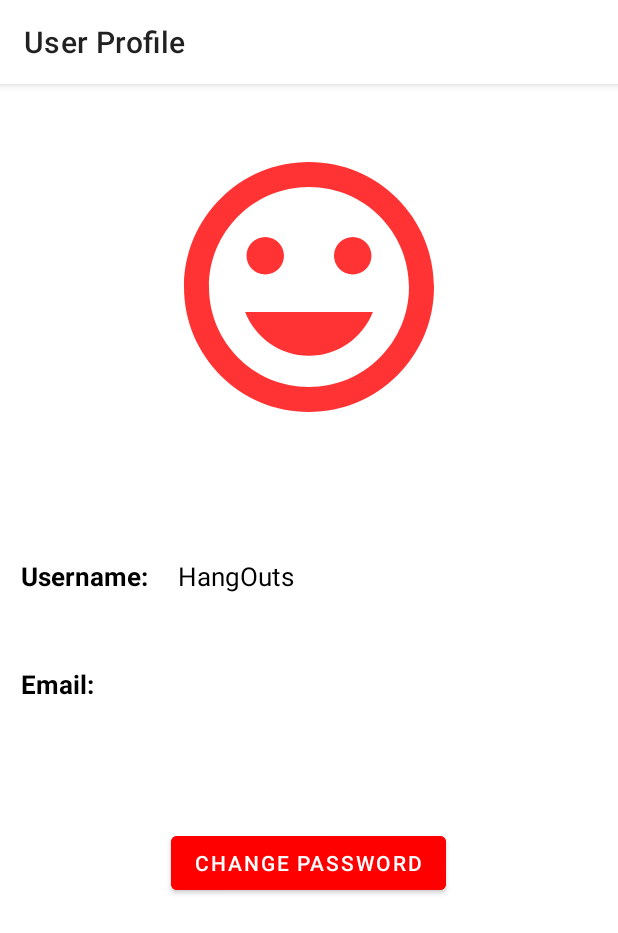
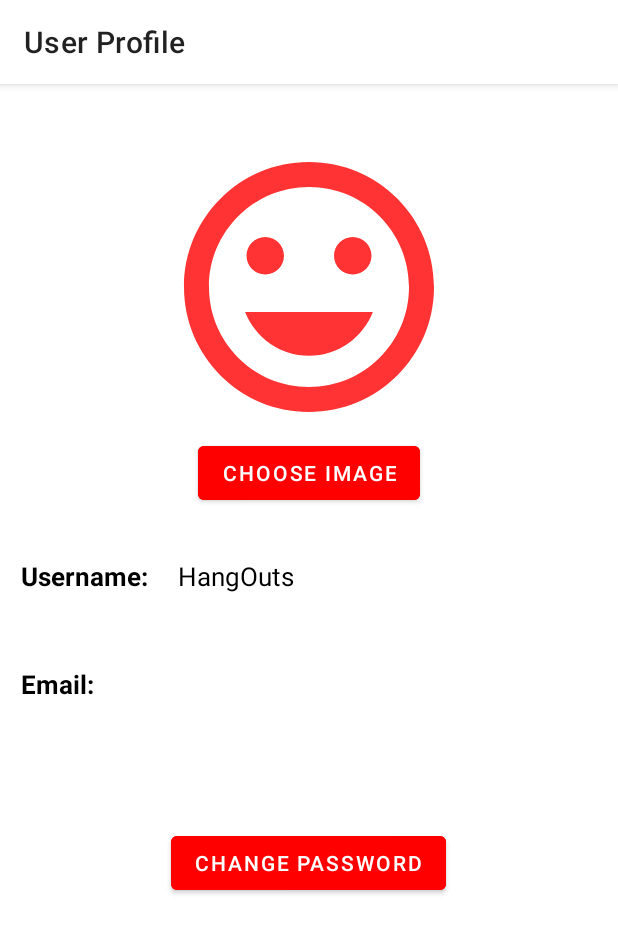
Before and after one commit to eezj35/OrbitalApp, an Android app: the Profile screen opened directly, with no data from a screen before it, on a phone screen of 412 x 824 dp. Shown: the top 933 px of the screen. Run offline under Robolectric (Android 15) with nearby library versions, the phone set to English and light mode, and no system bars; our stand-ins replace Firebase (no records; nobody signed in at launch, a user with empty details on screens opened directly); pictures from the network do not load; Roboto replaces fonts that are not available here; 1 statement that could not run was skipped.

Commit message:
upload image, image doesnt save on app yet, but is saved on firebase

```diff
--- a/app/build.gradle
+++ b/app/build.gradle
@@ -54,6 +54,7 @@ dependencies {
     implementation 'androidx.navigation:navigation-ui:2.3.5'
 
     implementation 'com.google.firebase:firebase-database:20.0.0'
+    implementation 'com.google.firebase:firebase-storage:20.0.0'
 
     testImplementation 'junit:junit:4.+'
     androidTestImplementation 'androidx.test.ext:junit:1.1.2'
--- a/app/src/main/java/com/example/orbital_app/Profile.java
+++ b/app/src/main/java/com/example/orbital_app/Profile.java
@@ -1,17 +1,28 @@
 package com.example.orbital_app;
 
+import androidx.activity.result.ActivityResultCallback;
+import androidx.activity.result.ActivityResultLauncher;
+import androidx.activity.result.contract.ActivityResultContracts;
 import androidx.annotation.NonNull;
+import androidx.annotation.Nullable;
 import androidx.appcompat.app.ActionBar;
 import androidx.appcompat.app.AppCompatActivity;
 
+import android.Manifest;
 import android.content.Intent;
+import android.content.pm.PackageManager;
+import android.net.Uri;
+import android.os.Build;
 import android.os.Bundle;
 import android.view.MenuItem;
 import android.view.View;
 import android.widget.Button;
+import android.widget.ImageView;
 import android.widget.TextView;
 import android.widget.Toast;
 
+import com.google.android.gms.tasks.OnCompleteListener;
+import com.google.android.gms.tasks.Task;
 import com.google.android.material.bottomnavigation.BottomNavigationView;
 import com.google.firebase.auth.FirebaseAuth;
 import com.google.firebase.auth.FirebaseUser;
@@ -20,13 +31,22 @@ import com.google.firebase.database.DatabaseError;
 import com.google.firebase.database.DatabaseReference;
 import com.google.firebase.database.FirebaseDatabase;
 import com.google.firebase.database.ValueEventListener;
+import com.google.firebase.firestore.FirebaseFirestore;
+import com.google.firebase.storage.FirebaseStorage;
+import com.google.firebase.storage.StorageReference;
+import com.google.firebase.storage.UploadTask;
+
+import java.net.URI;
+import java.util.UUID;
 
 public class Profile extends AppCompatActivity {
 
     private FirebaseUser user = FirebaseAuth.getInstance().getCurrentUser();
     TextView fullName, email;
-    Button moveToChangePW;
-
+    Button moveToChangePW, chooseProfilePic;
+    ImageView profilePic;
+    FirebaseStorage storage;
+    Uri imageURI;
 
     @Override
     protected void onCreate(Bundle savedInstanceState) {
@@ -39,6 +59,24 @@ public class Profile extends AppCompatActivity {
         FirebaseUser user = FirebaseAuth.getInstance().getCurrentUser();
         DatabaseReference refData = userName.getReference("user").child(user.getUid());
         moveToChangePW = findViewById(R.id.moveToChangePW);
+        profilePic = findViewById(R.id.profilePic);
+        chooseProfilePic = findViewById(R.id.chooseProfilePic);
+        storage = FirebaseStorage.getInstance();
+
+        profilePic.setOnClickListener(new View.OnClickListener() {
+            @Override
+            public void onClick(View v) {
+                mGetContent.launch("image/*");
+                //selected image to be uploaded
+            }
+        });
+
+        chooseProfilePic.setOnClickListener(new View.OnClickListener() {
+            @Override
+            public void onClick(View v) {
+                uploadImage();
+            }
+        });
 
         moveToChangePW.setOnClickListener(new View.OnClickListener() {
             @Override
@@ -65,9 +103,36 @@ public class Profile extends AppCompatActivity {
             }
         });
 
-//        bottomNavigationView = findViewById(R.id.bottom_navigation);
-//        bottomNavigationView.setOnNavigationItemSelectedListener(navListener);
     }
+
+    private void uploadImage() {
+        if (imageURI != null) {
+            StorageReference reference = storage.getReference().child("images/" + UUID.randomUUID().toString());
+
+            reference.putFile(imageURI).addOnCompleteListener(new OnCompleteListener<UploadTask.TaskSnapshot>() {
+                @Override
+                public void onComplete(@NonNull  Task<UploadTask.TaskSnapshot> task) {
+                    if (task.isSuccessful()) {
+                        Toast.makeText(Profile.this, "Image successfully uploaded.", Toast.LENGTH_SHORT).show();
+                    } else {
+                        Toast.makeText(Profile.this, "Something went wrong! " + task.getException().getMessage(), Toast.LENGTH_SHORT).show();
+                    }
+                }
+            });
+        }
+    }
+
+    ActivityResultLauncher<String> mGetContent = registerForActivityResult(new ActivityResultContracts.GetContent(),
+            new ActivityResultCallback<Uri>() {
+                @Override
+                public void onActivityResult(Uri result) {
+                    //result of uri
+                    if (result != null) {
+                        profilePic.setImageURI(result);
+                        imageURI = result;
+                    }
+                }
+            });
 
     @Override
     public void onPause() {
@@ -75,29 +140,4 @@ public class Profile extends AppCompatActivity {
         overridePendingTransition(0, 0);
     }
 
-//    private BottomNavigationView.OnNavigationItemSelectedListener navListener =
-//            new BottomNavigationView.OnNavigationItemSelectedListener() {
-//                @Override
-//                public boolean onNavigationItemSelected(@NonNull MenuItem item) {
-//                    switch (item.getItemId()) {
-//
-//
-//                        case R.id.nav_home:
-//
-//                            startActivity(new Intent(getApplicationContext(), MainActivity.class));
-//                            break;
-//
-//                        case R.id.nav_favourites:
-//
-//                            startActivity(new Intent(getApplicationContext(), FavList.class));
-//                            break;
-//
-//                        case R.id.nav_search:
-//
-//                            startActivity(new Intent(getApplicationContext(), Search.class));
-//                            break;
-//                    }
-//                    return true;
-//                }
-//            };
 }
--- a/app/src/main/res/layout/activity_profile.xml
+++ b/app/src/main/res/layout/activity_profile.xml
@@ -12,7 +12,7 @@
 
 
     <ImageView
-        android:id="@+id/imageView2"
+        android:id="@+id/profilePic"
         android:layout_width="match_parent"
         android:layout_height="200dp"
         android:src="@drawable/ic_profile"
@@ -22,6 +22,23 @@
         app:layout_constraintTop_toTopOf="parent"
         app:layout_constraintVertical_bias="0.062" />
 
+
+    <Button
+        android:id="@+id/chooseProfilePic"
+        android:layout_width="wrap_content"
+        android:layout_height="wrap_content"
+        android:layout_marginStart="158dp"
+        android:layout_marginEnd="159dp"
+        android:layout_marginBottom="211dp"
+        android:backgroundTint="@color/red"
+        android:text="Choose Image"
+        android:textColor="@color/white"
+        app:layout_constraintBottom_toBottomOf="parent"
+        app:layout_constraintEnd_toEndOf="parent"
+        app:layout_constraintHorizontal_bias="0.49"
+        app:layout_constraintStart_toStartOf="parent"
+        app:layout_constraintTop_toBottomOf="@+id/profilePic"
+        app:layout_constraintVertical_bias="0.0" />
 
     <TextView
         android:id="@+id/textView2"
@@ -38,7 +55,7 @@
         android:textStyle="bold"
         app:layout_constraintBottom_toBottomOf="@+id/fullName"
         app:layout_constraintStart_toStartOf="parent"
-        app:layout_constraintTop_toBottomOf="@+id/imageView2"
+        app:layout_constraintTop_toBottomOf="@+id/profilePic"
         app:layout_constraintVertical_bias="1.0" />
 
 
@@ -53,7 +70,7 @@
         android:textSize="17dp"
         app:layout_constraintBottom_toBottomOf="parent"
         app:layout_constraintStart_toEndOf="@+id/textView2"
-        app:layout_constraintTop_toBottomOf="@+id/imageView2"
+        app:layout_constraintTop_toBottomOf="@+id/profilePic"
         app:layout_constraintVertical_bias="0.145" />
 
     <TextView
```
